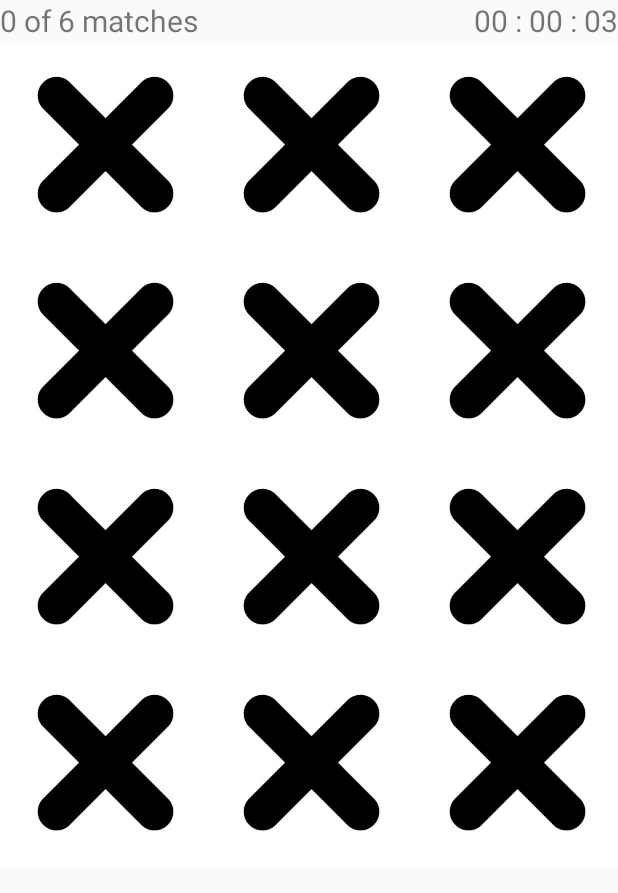
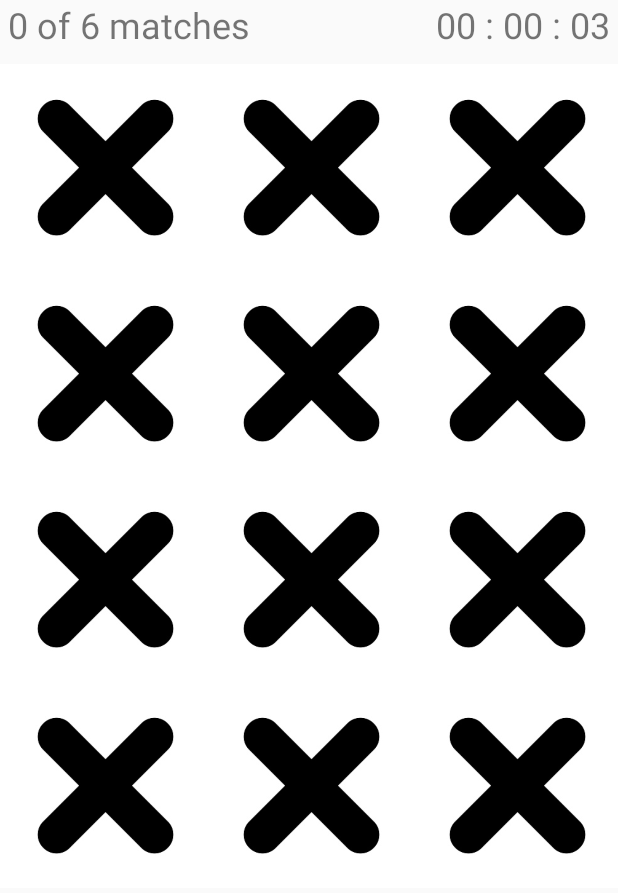
Before and after one commit to leebaojin/MemoryGameApp, an Android app: the screen it shows after launch (GameActivity), on a phone screen of 412 x 824 dp. Shown: the top 893 px of the screen. Run offline under Robolectric (Android 15) with nearby library versions, the phone set to English and light mode, and no system bars.

Commit message:
Modified the layout and clean up code in GameActivity

```diff
--- a/app/src/main/java/iss/workshop/memorygameapp/GameActivity.java
+++ b/app/src/main/java/iss/workshop/memorygameapp/GameActivity.java
@@ -42,16 +42,16 @@ public class GameActivity extends AppCompatActivity {
     private int[] playerScore = {0,0};
     private int currentPlayer;
     private int seconds = 0;
-    TimerTask timerTask;
-    Timer timer;
+    private TimerTask timerTask;
+    private Timer timer;
     private TextView timerTxt;
 
     private Boolean timerRunning;
     private GameService gs;
-    private boolean isWaitingClose;
+    private boolean isWaitingClose; //To check if the animation is still in progress
 
-    MediaPlayer mediaPlayer;
-    SoundPlayer sound;
+    private MediaPlayer mediaPlayer;
+    private SoundPlayer sound;
 
     Dialog dialog;
     private TextView winnerTxt;
@@ -67,22 +67,20 @@ public class GameActivity extends AppCompatActivity {
         super.onCreate(savedInstanceState);
         setContentView(R.layout.activity_game);
 
+        //Setting up the basics
+        //Getting required attributes
+        dir = getExternalFilesDir(Environment.DIRECTORY_PICTURES);
+        dialog = new Dialog(this);
         sound = new SoundPlayer(this);
 
-        dir = getExternalFilesDir(Environment.DIRECTORY_PICTURES);
-
+        //Getting the required views
         timerTxt = findViewById(R.id.txtTimer);
-        timer = new Timer();
-        startTimer();
-
-        dialog = new Dialog(this);
-
         matchesTxt = findViewById(R.id.txtNumOfMatches);
-
         nextBtn = findViewById(R.id.nextPlayer);
         nextBtn.setOnClickListener(new View.OnClickListener() {
             @Override
             public void onClick(View view) {
+                //Restart the game for the next player
                 setupGame();
                 view.setVisibility(View.GONE);
                 currentPlayer += 1;
@@ -90,16 +88,29 @@ public class GameActivity extends AppCompatActivity {
                 startTimer();
             }
         });
+
+        //Setting up the parameters and start timer
         currentPlayer = 1;
         setupGame();
+        timer = new Timer();
+        startTimer();
 
-
+        //Start the background music
         mediaPlayer = MediaPlayer.create(this, R.raw.bgmusic);
         mediaPlayer.setLooping(true);
         mediaPlayer.start();
     }
 
+    private void obtainGameImages(){
+        Intent intent = getIntent();
+        //To implement the code for getting the images
+
+        //To implement the code for setting the images
+        //gameString =
+    }
+
     private void setupGame(){
+        //Create a new game to play
         try {
             gs = new GameService(gameString);
             isWaitingClose = false;
@@ -196,6 +207,7 @@ public class GameActivity extends AppCompatActivity {
     }
 
     private void setImageOnIndex(AdapterView<?> adapterView, int index, String imageName){
+        //This sets the image
         View myview = adapterView.findViewWithTag(String.valueOf(index));
         ImageView imgview = myview.findViewById(R.id.imageView);
         File imgfile = new File(dir,imageName);
@@ -216,6 +228,7 @@ public class GameActivity extends AppCompatActivity {
     }
 
     private void setImageToDefault(AdapterView<?> adapterView, int index){
+        //This returns the image to default
         View myview = adapterView.findViewWithTag(String.valueOf(index));
         ImageView imgview = myview.findViewById(R.id.imageView);
         //int id = context.getResources().getIdentifier(imageName,"drawable",context.getPackageName());
@@ -225,6 +238,7 @@ public class GameActivity extends AppCompatActivity {
     }
 
     private void flipAnimation(ImageView imgview, Bitmap nextimg){
+        //This acts as the animator for the image to flip
         ObjectAnimator objectAnimator1 = (ObjectAnimator) AnimatorInflater.loadAnimator(this, R.animator.flip_img);
         ObjectAnimator objectAnimator2 = (ObjectAnimator) AnimatorInflater.loadAnimator(this, R.animator.flip_img2);
         objectAnimator1.setTarget(imgview);
@@ -235,11 +249,12 @@ public class GameActivity extends AppCompatActivity {
         objectAnimator1.addListener(new AnimatorListenerAdapter() {
             @Override
             public void onAnimationEnd(Animator animation) {
+                //Animator2 continues from animator1
+                //Animator1 flips half way and animator2 continues
                 objectAnimator2.start();
                 imgview.setImageBitmap(nextimg);
             }
         });
-
     }
 
     private void startTimer()
--- a/app/src/main/res/layout/activity_game.xml
+++ b/app/src/main/res/layout/activity_game.xml
@@ -18,8 +18,8 @@
             android:layout_height="wrap_content"
             android:layout_weight="1"
             android:text="0 of 6 matches"
-
-            android:textSize="20sp"
+            android:layout_marginLeft="5dp"
+            android:textSize="24sp"
             />
 
         <TextView
@@ -28,24 +28,32 @@
             android:layout_height="wrap_content"
             android:gravity="right"
             android:layout_weight="1"
+            android:layout_marginRight="5dp"
             android:text="0:0:0"
 
-            android:textSize="20sp" />
+            android:textSize="24sp" />
     </LinearLayout>
 
     <GridView
         android:id="@+id/gameGrid"
         android:layout_width="match_parent"
         android:layout_height="wrap_content"
+        android:layout_marginTop="10dp"
         android:visibility="visible">
 
     </GridView>
 
     <Button
         android:id="@+id/nextPlayer"
-        android:layout_width="wrap_content"
+        android:layout_width="match_parent"
         android:layout_height="wrap_content"
-        android:text="Next"
+        android:layout_marginLeft="20dp"
+        android:layout_marginRight="20dp"
+        android:paddingTop="5dp"
+        android:paddingBottom="5dp"
+        android:text="Player 2"
+        android:layout_gravity="center_horizontal"
+        android:backgroundTint="@color/btn_next"
         android:visibility="gone" />
 
 </LinearLayout>
--- a/app/src/main/res/values/colors.xml
+++ b/app/src/main/res/values/colors.xml
@@ -9,4 +9,5 @@
     <color name="white">#FFFFFFFF</color>
     <color name="color_yellow">#FFC107</color>
     <color name="color_red">#D3443A</color>
+    <color name="btn_next">#FFC107</color>
 </resources>
```
